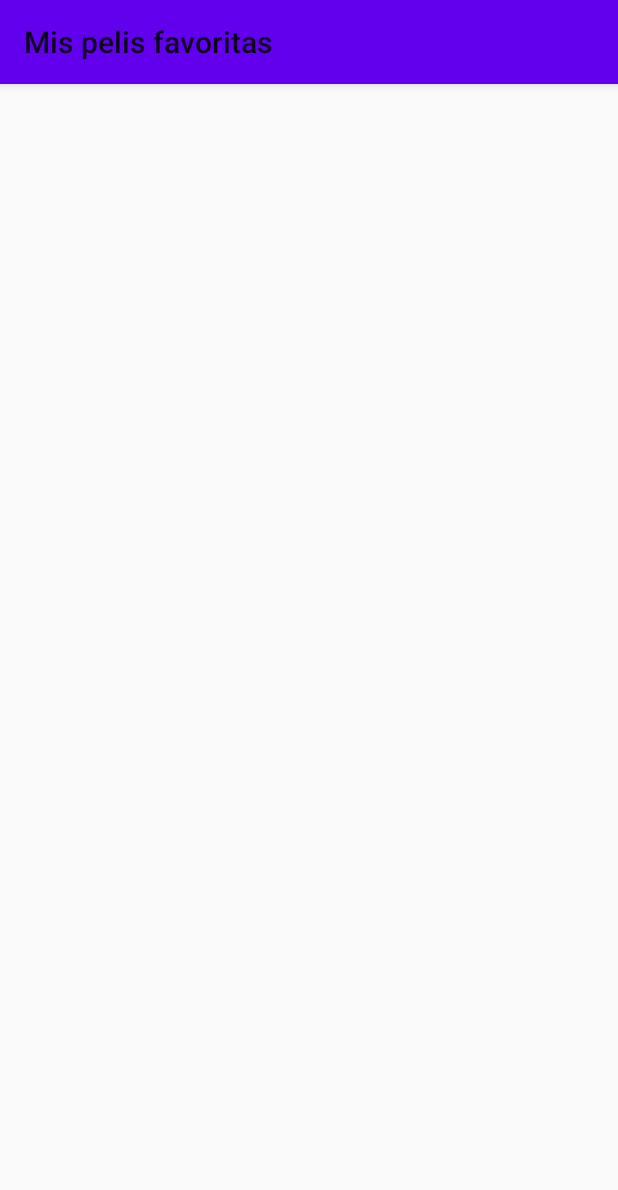
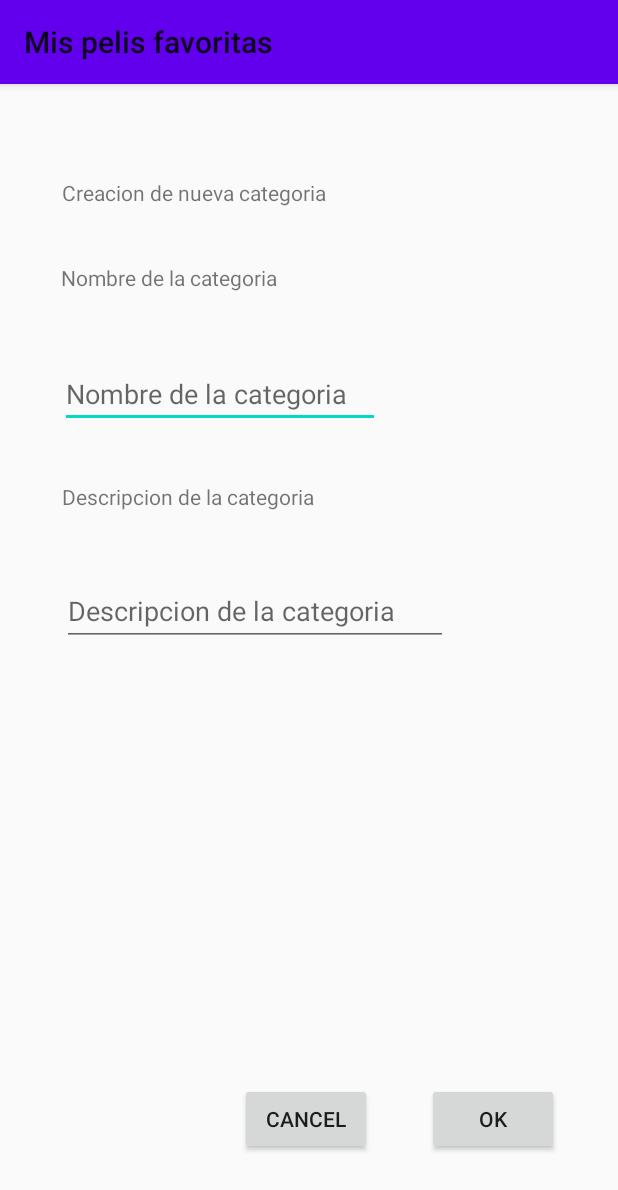
Before and after one commit to AlejandroIglesiasCalvo/favMovies, an Android app: the CategoriaActivity screen opened directly, with no data from a screen before it, on a phone screen of 412 x 824 dp. Shown: the top 1190 px of the screen. Run offline under Robolectric (Android 15) with nearby library versions, the phone set to English and light mode, and no system bars.

Commit message:
Layaut de la activity_categoria.xml

```diff
--- a/app/src/main/res/layout/activity_categoria.xml
+++ b/app/src/main/res/layout/activity_categoria.xml
@@ -6,4 +6,92 @@
     android:layout_height="match_parent"
     tools:context=".CategoriaActivity">
 
+    <TextView
+        android:id="@+id/TituloCrearCategoria"
+        android:layout_width="217dp"
+        android:layout_height="22dp"
+        android:text="@string/msg_crear_nueva_categoria"
+        app:layout_constraintBottom_toBottomOf="parent"
+        app:layout_constraintEnd_toEndOf="parent"
+        app:layout_constraintHorizontal_bias="0.212"
+        app:layout_constraintStart_toStartOf="parent"
+        app:layout_constraintTop_toTopOf="parent"
+        app:layout_constraintVertical_bias="0.084" />
+
+    <TextView
+        android:id="@+id/NombreCategoria"
+        android:layout_width="164dp"
+        android:layout_height="28dp"
+        android:text="@string/nombre_categoria"
+        app:layout_constraintBottom_toBottomOf="parent"
+        app:layout_constraintEnd_toEndOf="parent"
+        app:layout_constraintHorizontal_bias="0.165"
+        app:layout_constraintStart_toStartOf="parent"
+        app:layout_constraintTop_toBottomOf="@+id/TituloCrearCategoria"
+        app:layout_constraintVertical_bias="0.053" />
+
+    <EditText
+        android:id="@+id/txtNombreCategoria"
+        android:layout_width="wrap_content"
+        android:layout_height="wrap_content"
+        android:ems="10"
+        android:hint="@string/nombre_categoria"
+        android:inputType="textPersonName"
+        app:layout_constraintBottom_toBottomOf="parent"
+        app:layout_constraintEnd_toEndOf="parent"
+        app:layout_constraintHorizontal_bias="0.203"
+        app:layout_constraintStart_toStartOf="parent"
+        app:layout_constraintTop_toBottomOf="@+id/NombreCategoria"
+        app:layout_constraintVertical_bias="0.064"
+        android:importantForAutofill="no" />
+
+    <TextView
+        android:id="@+id/DescipcionCategoria"
+        android:layout_width="wrap_content"
+        android:layout_height="wrap_content"
+        android:text="@string/descripcion_categorai"
+        app:layout_constraintBottom_toBottomOf="parent"
+        app:layout_constraintEnd_toEndOf="parent"
+        app:layout_constraintHorizontal_bias="0.17"
+        app:layout_constraintStart_toStartOf="parent"
+        app:layout_constraintTop_toBottomOf="@+id/txtNombreCategoria"
+        app:layout_constraintVertical_bias="0.069" />
+
+    <EditText
+        android:id="@+id/txtDescripcionCategoria"
+        android:layout_width="257dp"
+        android:layout_height="46dp"
+        android:ems="10"
+        android:hint="@string/descripcion_categorai"
+        android:inputType="textPersonName"
+        app:layout_constraintBottom_toBottomOf="parent"
+        app:layout_constraintEnd_toEndOf="parent"
+        app:layout_constraintHorizontal_bias="0.266"
+        app:layout_constraintStart_toStartOf="parent"
+        app:layout_constraintTop_toBottomOf="@+id/DescipcionCategoria"
+        app:layout_constraintVertical_bias="0.1"
+        android:importantForAutofill="no" />
+
+    <Button
+        android:id="@+id/btnOK"
+        android:layout_width="wrap_content"
+        android:layout_height="wrap_content"
+        android:text="@string/ok"
+        app:layout_constraintBottom_toBottomOf="parent"
+        app:layout_constraintEnd_toEndOf="parent"
+        app:layout_constraintHorizontal_bias="0.48"
+        app:layout_constraintStart_toEndOf="@+id/btnCancelar"
+        app:layout_constraintTop_toTopOf="parent"
+        app:layout_constraintVertical_bias="0.925" />
+
+    <Button
+        android:id="@+id/btnCancelar"
+        android:layout_width="wrap_content"
+        android:layout_height="wrap_content"
+        android:layout_marginStart="160dp"
+        android:text="@string/Cancel"
+        app:layout_constraintBottom_toBottomOf="parent"
+        app:layout_constraintStart_toStartOf="parent"
+        app:layout_constraintTop_toTopOf="parent"
+        app:layout_constraintVertical_bias="0.925" />
 </androidx.constraintlayout.widget.ConstraintLayout>
--- a/app/src/main/res/values/strings.xml
+++ b/app/src/main/res/values/strings.xml
@@ -17,9 +17,13 @@
     <string name="bGuardar">Guardar</string>
     <string name="msg_guardado">¡Guardado correctamente!</string>
     <string name="msg_no_guardado">Campos no validos</string>
-    <string name="msg_crear_nueva_categoria">Se va a crear una nueva categoría</string>
+    <string name="msg_crear_nueva_categoria">Creacion de nueva categoria</string>
     <string name="msg_modif_categoria">Se va a modificar la categoría seleccionada</string>
     <string name="intento_de_accion">Intento de accion</string>
     <string name="strCancelar">Cancelar</string>
     <string name="msg_accion_ok">Accion realizada</string>
+    <string name="nombre_categoria">Nombre de la categoria</string>
+    <string name="descripcion_categorai">Descripcion de la categoria</string>
+    <string name="ok">OK</string>
+    <string name="Cancel">Cancel</string>
 </resources>
```
